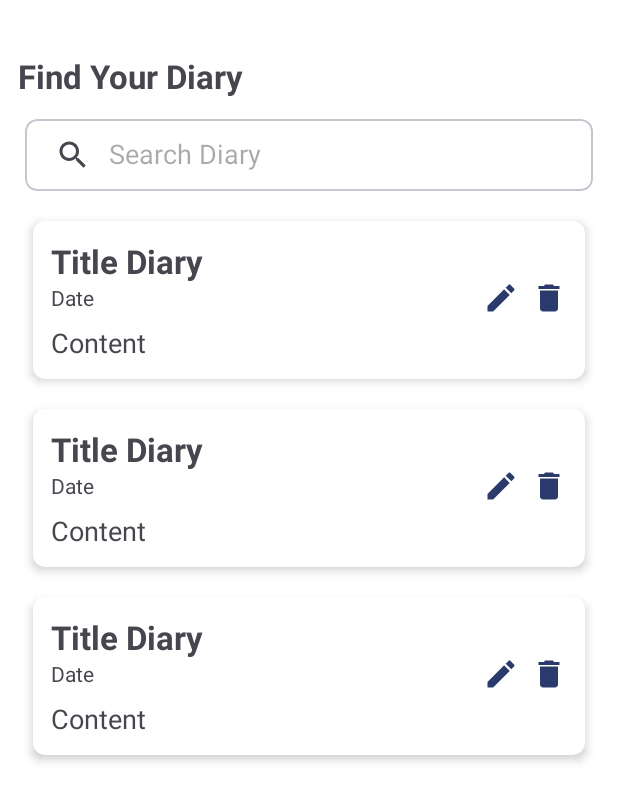
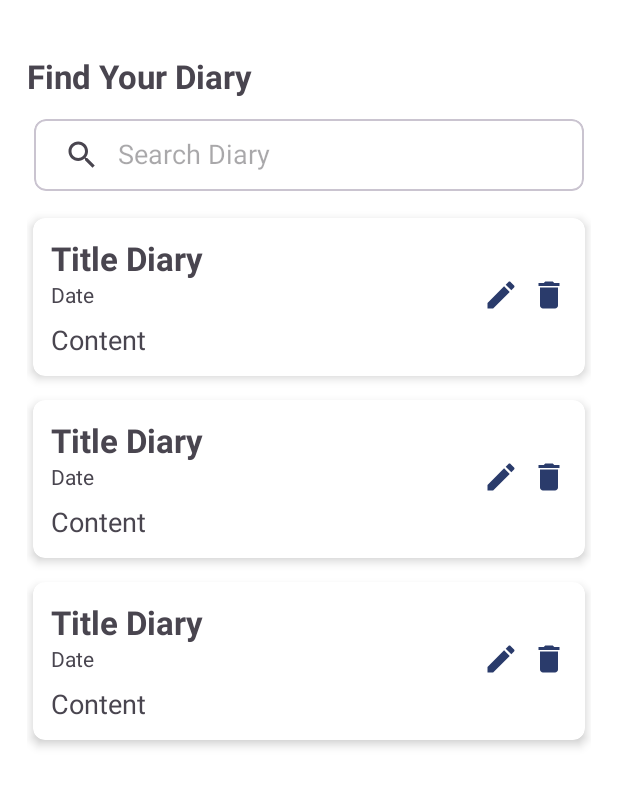
Before and after one commit to Hansen50/Assignment2_Hansen_Billy_Ramades, an Android app: the layout fragment_search.xml on its own in the app's theme, with its tools: preview values and no code run, on a phone screen of 412 x 824 dp. Shown: the top 801 px of the screen. Run offline under Robolectric (Android 15) with nearby library versions, the phone set to English and light mode, and no system bars.

Commit message:
First Commit (Main Code)

```diff
--- a/app/src/main/java/com/example/assignment2_hansenbillyramades/activity/MainActivity.kt
+++ b/app/src/main/java/com/example/assignment2_hansenbillyramades/activity/MainActivity.kt
@@ -1,5 +1,7 @@
 package com.example.assignment2_hansenbillyramades.activity
 
+import android.graphics.Color
+import android.graphics.drawable.ColorDrawable
 import android.os.Bundle
 import android.view.MenuItem
 import androidx.activity.enableEdgeToEdge
@@ -19,6 +21,7 @@ class MainActivity : AppCompatActivity() {
         binding = ActivityMainBinding.inflate(layoutInflater)
         setContentView(binding.root)
         replaceFragment(HomeFragment())
+
 
         binding.bottomNav.setOnItemSelectedListener(object : OnItemSelectedListener {
             override fun onNavigationItemSelected(menuItem: MenuItem): Boolean {
--- a/app/src/main/java/com/example/assignment2_hansenbillyramades/adapaters/ItemDiaryAdapter.kt
+++ b/app/src/main/java/com/example/assignment2_hansenbillyramades/adapaters/ItemDiaryAdapter.kt
@@ -14,6 +14,7 @@ class ItemDiaryAdapter(
     private var data: List<DiaryEntity>,
     private val listener: ItemDiaryListener,
     private val showIcons: Boolean,
+    //  nilai showIcons adalah Boolean yang menentukan apakah ikon edit dan delete ditampilkan.
 
     ) : RecyclerView.Adapter<ItemDiaryAdapter.MyViewHolder>() {
 
@@ -29,8 +30,10 @@ class ItemDiaryAdapter(
     }
 
     override fun getItemCount() = data.size
+    // Mengembalikan jumlah item dalam daftar diary.
 
     override fun onBindViewHolder(holder: MyViewHolder, position: Int) {
+        // position adalah indeks 0, yang akan mentrigger adapter agar sesuai tepat item data
         val item = data[position]
 
         holder.binding.ivEditCardView.isVisible = showIcons
@@ -53,12 +56,15 @@ class ItemDiaryAdapter(
         }
     }
 
+        // fun yntuk memgubah timestamp (waktu dalam milidetik) menjadi string tanggal
     private fun formatDate(timestamp: Long): String {
         val date = Date(timestamp)
         val formatter = SimpleDateFormat("dd MMM yyyy", Locale.getDefault())
         return formatter.format(date)
     }
 
+
+    // memperbarui data yang ditampilkan dan memberi tahu RecyclerView untuk memperbarui tampilan.
     fun updateData(newDiaries: List<DiaryEntity>) {
         data = newDiaries
         notifyDataSetChanged()
--- a/app/src/main/java/com/example/assignment2_hansenbillyramades/adapaters/ViewPager2Adapter.kt
+++ b/app/src/main/java/com/example/assignment2_hansenbillyramades/adapaters/ViewPager2Adapter.kt
@@ -7,6 +7,7 @@ import com.example.assignment2_hansenbillyramades.fragments.SearchFragment
 
 class ViewPager2Adapter(fragment: Fragment) : FragmentStateAdapter(fragment) {
     override fun getItemCount() = 2
+    // mengembalikan jumlah fragmen yang akan ditampilkan.
 
 
     override fun createFragment(position: Int): Fragment {
--- a/app/src/main/res/drawable/bottom_nav_background.xml
+++ b/app/src/main/res/drawable/bottom_nav_background.xml
@@ -1,6 +1,6 @@
 <?xml version="1.0" encoding="utf-8"?>
 <shape xmlns:android="http://schemas.android.com/apk/res/android"
     android:shape="rectangle">
-    <solid android:color="#DFF6FF"/>
+    <solid android:color="@color/white"/>
     <corners android:radius="0dp"/>
 </shape>
--- a/app/src/main/res/layout/activity_diary_detail.xml
+++ b/app/src/main/res/layout/activity_diary_detail.xml
@@ -4,6 +4,7 @@
     xmlns:tools="http://schemas.android.com/tools"
     xmlns:cardview="http://schemas.android.com/apk/res-auto"
     android:id="@+id/main"
+    android:background="@color/white"
     android:layout_width="match_parent"
     android:layout_height="match_parent"
     tools:context=".activity.DiaryDetailActivity">
--- a/app/src/main/res/layout/activity_main.xml
+++ b/app/src/main/res/layout/activity_main.xml
@@ -12,14 +12,14 @@
         android:layout_width="match_parent"
         android:layout_height="0dp"
         app:layout_constraintBottom_toTopOf="@id/bottom_nav"
-        app:layout_constraintTop_toTopOf="parent" />
+        app:layout_constraintTop_toTopOf="parent"/>
 
     <com.google.android.material.bottomnavigation.BottomNavigationView
         android:id="@+id/bottom_nav"
         android:layout_width="match_parent"
         android:layout_height="wrap_content"
-        android:background="@drawable/bottom_nav_background"
-        android:elevation="120dp"
+        android:elevation="12dp"
+        android:background="@color/white"
         app:itemActiveIndicatorStyle="@android:color/transparent"
         app:itemIconTint="@color/icon_color"
         app:itemRippleColor="@color/blue_light"
--- a/app/src/main/res/layout/fragment_home.xml
+++ b/app/src/main/res/layout/fragment_home.xml
@@ -4,7 +4,7 @@
     xmlns:tools="http://schemas.android.com/tools"
     android:layout_width="match_parent"
     android:layout_height="match_parent"
-    android:paddingHorizontal="12dp"
+    android:paddingHorizontal="18dp"
     android:paddingVertical="0dp"
     android:clipToPadding="true"
     android:background="@color/white"
@@ -78,7 +78,7 @@
         android:id="@+id/iv_profile_picture"
         android:layout_width="64dp"
         android:layout_height="64dp"
-        android:src="@drawable/ic_profile_picture"
+        android:src="@drawable/ic_profile_high_quality"
         app:layout_constraintTop_toTopOf="@id/tv_greetings_user"
         app:layout_constraintBottom_toBottomOf="@id/tv_bio"
         app:layout_constraintEnd_toEndOf="parent"/>
--- a/app/src/main/res/layout/fragment_search.xml
+++ b/app/src/main/res/layout/fragment_search.xml
@@ -4,16 +4,16 @@
     xmlns:tools="http://schemas.android.com/tools"
     android:layout_width="match_parent"
     android:layout_height="match_parent"
-    android:padding="12dp"
+    android:background="@color/white"
     android:clipToPadding="true"
-    android:background="@color/white"
+    android:padding="18dp"
     tools:context=".fragments.SearchFragment">
 
     <TextView
         android:id="@+id/tv_find_your_diary"
         android:layout_width="0dp"
         android:layout_height="wrap_content"
-        android:layout_marginTop="24dp"
+        android:layout_marginTop="18dp"
         android:text="Find Your Diary"
         android:textSize="22sp"
         android:textStyle="bold"
@@ -25,9 +25,9 @@
         android:id="@+id/mc_card_view"
         android:layout_width="0dp"
         android:layout_height="wrap_content"
+        android:layout_marginTop="8dp"
         android:elevation="8dp"
         app:cardCornerRadius="8dp"
-        android:layout_marginTop="8dp"
         app:cardUseCompatPadding="true"
         app:layout_constraintEnd_toEndOf="parent"
         app:layout_constraintStart_toStartOf="parent"
@@ -37,8 +37,8 @@
             android:id="@+id/sv_search_diary"
             android:layout_width="match_parent"
             android:layout_height="wrap_content"
+            android:background="@color/white"
             android:iconifiedByDefault="false"
-            android:background="@color/white"
             android:queryHint="Search Diary" />
 
 
@@ -49,11 +49,25 @@
         android:layout_width="match_parent"
         android:layout_height="0dp"
         android:layout_marginTop="4dp"
+        app:layout_constraintBottom_toBottomOf="parent"
+        app:layout_constraintEnd_toEndOf="parent"
+        app:layout_constraintStart_toStartOf="parent"
+        app:layout_constraintTop_toBottomOf="@id/mc_card_view"
+        tools:listitem="@layout/list_item_diary" />
+
+    <TextView
+        android:id="@+id/tv_no_results"
+        android:layout_width="0dp"
+        android:layout_height="wrap_content"
+        android:layout_marginTop="16dp"
+        android:text="No Results Found"
+        android:textSize="16sp"
+        android:visibility="gone"
         app:layout_constraintStart_toStartOf="parent"
         app:layout_constraintEnd_toEndOf="parent"
-        app:layout_constraintTop_toBottomOf="@id/mc_card_view"
-        app:layout_constraintBottom_toBottomOf="parent"
-        tools:listitem="@layout/list_item_diary"/>
+        android:gravity="center"
+        app:layout_constraintTop_toBottomOf="@id/rv_diary" />
+
     <!--    <Button-->
     <!--        android:layout_width="0dp"-->
     <!--        android:layout_height="wrap_content"-->
--- a/app/src/main/res/layout/list_item_diary.xml
+++ b/app/src/main/res/layout/list_item_diary.xml
@@ -3,7 +3,8 @@
     android:layout_width="match_parent"
     android:layout_height="wrap_content"
     xmlns:app="http://schemas.android.com/apk/res-auto"
-    android:layout_margin="10dp"
+    android:layout_marginVertical="8dp"
+    android:layout_marginHorizontal="4dp"
     app:cardCornerRadius="8dp"
     app:cardElevation="4dp">
 
```
Also changed, not shown: app/src/main/java/com/example/assignment2_hansenbillyramades/PreferenceDataStore.kt (+15 -4 lines), app/src/main/java/com/example/assignment2_hansenbillyramades/activity/OnBoardActivity.kt (+7 -2 lines), app/src/main/java/com/example/assignment2_hansenbillyramades/fragments/HomeFragment.kt (+24 -5 lines), app/src/main/java/com/example/assignment2_hansenbillyramades/fragments/SearchFragment.kt (+24 -9 lines), app/src/main/res/drawable/ic_profile_high_quality.png (added).
